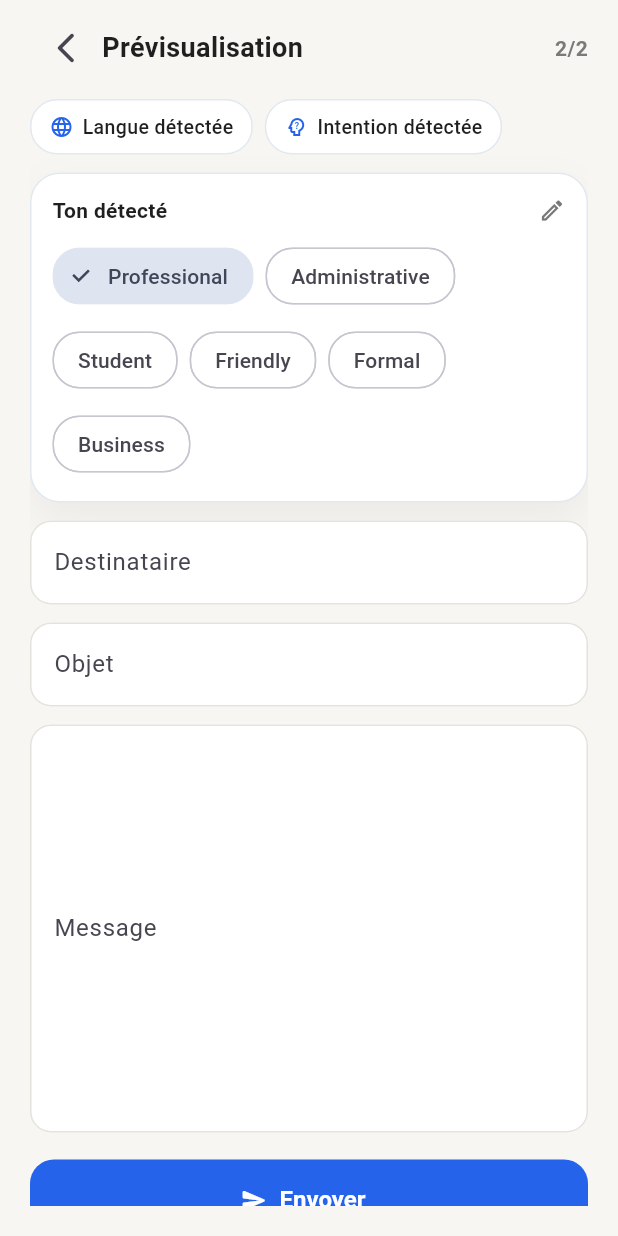
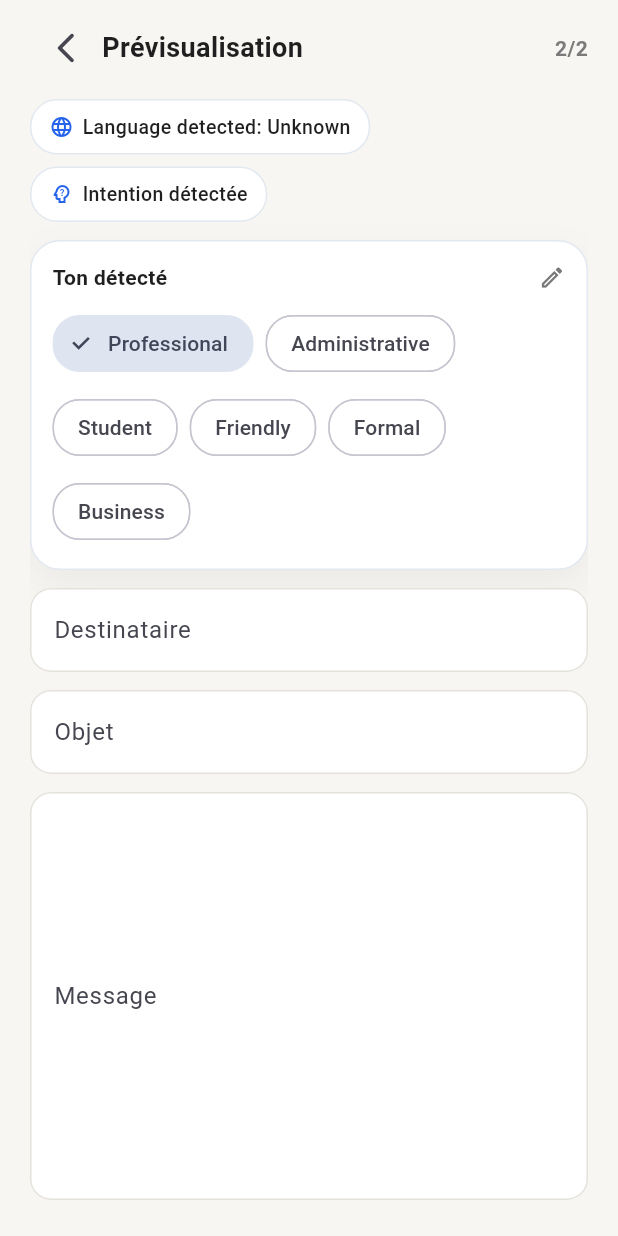
Before and after one commit to nassimfatnassi1999/z-flutter-UI, a Flutter app: the EmailPreviewScreen screen opened by its route, on a phone screen of 412 x 824 dp. Run offline on Flutter 3.47's test engine with Material 3 defaults, Android fonts, the phone set to English and light mode, and no system bars; our stand-ins replace shared_preferences; missing offline and left inert: record; accounts and stored records are empty.

Commit message:
second commit speech languages

```diff
--- a/lib/core/services/mail_launcher_service.dart
+++ b/lib/core/services/mail_launcher_service.dart
@@ -90,11 +90,9 @@ class NativeMailProvider implements MailProvider {
   }
 
   Uri _mailtoUri(String? recipientEmail, String subject, String body) {
-    return Uri(
-      scheme: 'mailto',
-      path: recipientEmail?.trim() ?? '',
-      queryParameters: _composerParams(subject: subject, body: body),
-    );
+    final query = _composerQuery(subject: subject, body: body);
+    final recipient = Uri.encodeComponent(recipientEmail?.trim() ?? '');
+    return Uri.parse('mailto:$recipient${query.isEmpty ? '' : '?$query'}');
   }
 
   Uri? _preferredUri(
@@ -105,27 +103,62 @@ class NativeMailProvider implements MailProvider {
   }) {
     final to = recipientEmail?.trim() ?? '';
     return switch (preferredAppCode) {
-      'gmail' => Uri(
-        scheme: 'googlegmail',
-        host: 'co',
-        queryParameters: _composerParams(to: to, subject: subject, body: body),
+      'gmail' => _appComposerUri(
+        'googlegmail://co',
+        to: to,
+        subject: subject,
+        body: body,
       ),
-      'outlook' => Uri(
-        scheme: 'ms-outlook',
-        host: 'compose',
-        queryParameters: _composerParams(to: to, subject: subject, body: body),
+      'outlook' => _appComposerUri(
+        'ms-outlook://compose',
+        to: to,
+        subject: subject,
+        body: body,
       ),
       _ => null,
     };
   }
 
-  Map<String, String> _composerParams({
+  Uri _appComposerUri(
+    String base, {
     String? to,
     required String subject,
     required String body,
   }) {
-    return {?to: to, 'subject': subject, 'body': body};
+    final query = _composerQuery(to: to, subject: subject, body: body);
+    return Uri.parse('$base${query.isEmpty ? '' : '?$query'}');
   }
+
+  String _composerQuery({
+    String? to,
+    required String subject,
+    required String body,
+  }) {
+    return [
+      if (to != null && to.trim().isNotEmpty)
+        'to=${_encodeMailtoComponent(to.trim())}',
+      if (subject.trim().isNotEmpty)
+        'subject=${_encodeMailtoComponent(subject.trim())}',
+      if (body.trim().isNotEmpty) 'body=${_encodeMailtoComponent(body)}',
+    ].join('&');
+  }
+
+  @visibleForTesting
+  Uri buildMailtoUri(String? recipientEmail, String subject, String body) =>
+      _mailtoUri(recipientEmail, subject, body);
+
+  @visibleForTesting
+  Uri? buildPreferredUri(
+    String preferredAppCode, {
+    required String? recipientEmail,
+    required String subject,
+    required String body,
+  }) => _preferredUri(
+    preferredAppCode,
+    recipientEmail: recipientEmail,
+    subject: subject,
+    body: body,
+  );
 
   Future<bool> _tryLaunch(Uri uri) async {
     final canLaunch = await canLaunchUrl(uri);
@@ -143,3 +176,7 @@ class NativeMailProvider implements MailProvider {
     if (kDebugMode) debugPrint(message);
   }
 }
+
+String _encodeMailtoComponent(String value) {
+  return Uri.encodeComponent(value).replaceAll('+', '%20');
+}
--- a/lib/main.dart
+++ b/lib/main.dart
@@ -186,6 +186,7 @@ class AppSession extends ChangeNotifier {
   String transcript = '';
   String tone = EmailTone.professional.apiValue;
   SpeechLanguage transcriptionLanguage = SpeechLanguage.auto;
+  String lastDetectedSpeechLanguage = 'unknown';
   PreferredMailApp preferredMailApp = PreferredMailApp.system;
   GeneratedEmail? generatedEmail;
   final List<EmailDraft> history = [];
@@ -222,6 +223,11 @@ class AppSession extends ChangeNotifier {
 
   void setTranscript(String value) {
     transcript = value;
+    notifyListeners();
+  }
+
+  void setLastDetectedSpeechLanguage(String value) {
+    lastDetectedSpeechLanguage = value.trim().isEmpty ? 'unknown' : value;
     notifyListeners();
   }
 
@@ -684,7 +690,7 @@ enum SpeechLanguage {
   fr('fr', 'Français'),
   en('en', 'English'),
   ar('ar', 'العربية'),
-  mixed('mixed', 'Français + English');
+  mixed('fr-en', 'Français + English');
 
   const SpeechLanguage(this.code, this.label);
 
@@ -702,6 +708,7 @@ enum SpeechLanguage {
   }
 
   static SpeechLanguage fromCode(String code) {
+    if (code == 'mixed') return SpeechLanguage.mixed;
     return values.firstWhere(
       (language) => language.code == code,
       orElse: () => SpeechLanguage.auto,
@@ -1339,6 +1346,7 @@ class _VoiceRecordScreenState extends State<VoiceRecordScreen>
 
       final transcript = result.transcript.trim();
       session.setTranscript(transcript);
+      session.setLastDetectedSpeechLanguage(result.language);
       _manualTranscript.text = transcript;
       _manualTranscript.selection = TextSelection.collapsed(
         offset: transcript.length,
@@ -1829,7 +1837,8 @@ class _EmailPreviewScreenState extends State<EmailPreviewScreen> {
 
   @override
   Widget build(BuildContext context) {
-    final email = ZScope.of(context).session.generatedEmail;
+    final session = ZScope.of(context).session;
+    final email = session.generatedEmail;
     return FlowShell(
       title: 'Prévisualisation',
       step: '2/2',
@@ -1841,7 +1850,11 @@ class _EmailPreviewScreenState extends State<EmailPreviewScreen> {
             children: [
               InfoPill(
                 icon: Icons.language_rounded,
-                label: _languageLabel(email?.language ?? ''),
+                label: _languageLabel(
+                  session.lastDetectedSpeechLanguage != 'unknown'
+                      ? session.lastDetectedSpeechLanguage
+                      : email?.language ?? '',
+                ),
               ),
               InfoPill(
                 icon: Icons.psychology_alt_outlined,
@@ -1931,11 +1944,13 @@ class _EmailPreviewScreenState extends State<EmailPreviewScreen> {
 
   String _languageLabel(String language) {
     final normalized = language.toLowerCase();
-    if (normalized.startsWith('fr')) return 'Français détecté';
-    if (normalized.startsWith('en')) return 'English detected';
-    if (normalized.startsWith('ar')) return 'العربية detected';
-    if (normalized.contains('mixed')) return 'Français + English';
-    return 'Langue détectée';
+    if (normalized.contains('mixed') || normalized.contains('fr-en')) {
+      return 'Language detected: Français / English';
+    }
+    if (normalized.startsWith('fr')) return 'Language detected: Français';
+    if (normalized.startsWith('en')) return 'Language detected: English';
+    if (normalized.startsWith('ar')) return 'Language detected: العربية';
+    return 'Language detected: Unknown';
   }
 }
 
```
Also changed, not shown: 1 other file.
